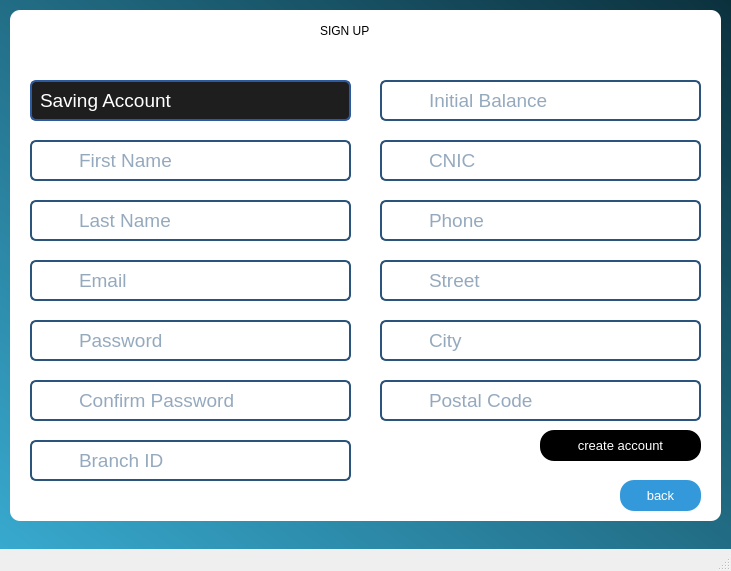
MuhammadUzzam/Bank_Management_System, file signupwindow.ui: the form before one commit.
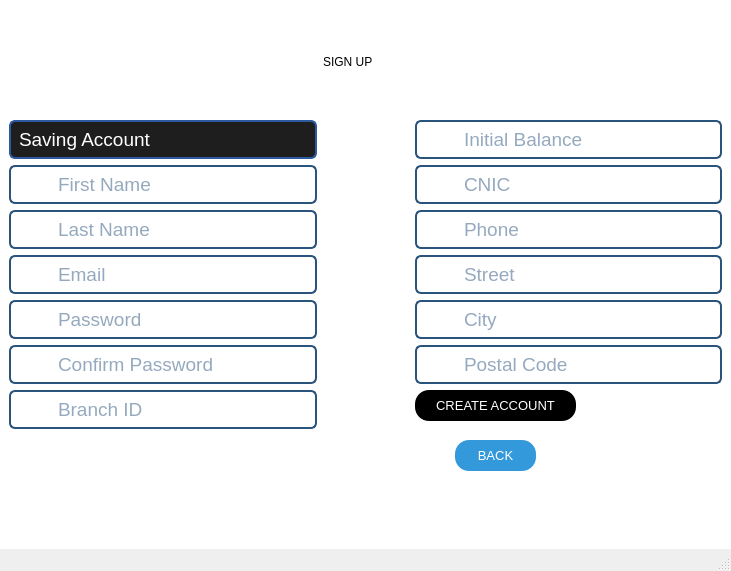
The form after the commit. Icons and pictures are not drawn.

```diff
--- a/signupwindow.ui
+++ b/signupwindow.ui
@@ -14,95 +14,15 @@
    <string>Signup </string>
   </property>
   <widget class="QWidget" name="centralwidget">
-   <widget class="QLabel" name="label">
-    <property name="geometry">
-     <rect>
-      <x>-4</x>
-      <y>-9</y>
-      <width>741</width>
-      <height>561</height>
-     </rect>
-    </property>
     <property name="styleSheet">
-     <string notr="true">QLabel{
-background:qlineargradient(x1:1,y1:0,x2:0,y2:1,stop:0#0b2f3b,stop:1#38aacf);
-}</string>
-    </property>
-    <property name="text">
-     <string/>
-    </property>
-   </widget>
-   <widget class="QLabel" name="label_3">
-    <property name="geometry">
-     <rect>
-      <x>10</x>
-      <y>10</y>
-      <width>711</width>
-      <height>511</height>
-     </rect>
-    </property>
-    <property name="font">
-     <font>
-      <family>Microsoft Sans Serif</family>
-      <pointsize>14</pointsize>
-     </font>
-    </property>
-    <property name="styleSheet">
-     <string notr="true">QLabel{
-background-color:white;
-border-radius:10px;
-}
+    <string notr="true">background-color:white;
 </string>
     </property>
-    <property name="text">
-     <string/>
-    </property>
-   </widget>
-   <widget class="QPushButton" name="backbtn">
-    <property name="geometry">
-     <rect>
-      <x>620</x>
-      <y>480</y>
-      <width>81</width>
-      <height>31</height>
-     </rect>
-    </property>
-    <property name="font">
-     <font>
-      <family>Microsoft Sans Serif</family>
-      <pointsize>10</pointsize>
-      <italic>false</italic>
-      <bold>false</bold>
-     </font>
-    </property>
-    <property name="styleSheet">
-     <string notr="true">QPushButton{
-font: 10pt &quot;Microsoft Sans Serif&quot;;
-background-color:#3499db;
-color:white;
-border-radius:14px;
-padding:7px 14px;
-}
-QPushButton:hover{
-background-color:rgb(41, 128, 185);
-}
-QPushButton:pressed{
-background-color:rgb(31, 97, 141);
-}</string>
-    </property>
-    <property name="text">
-     <string>back</string>
-    </property>
-   </widget>
+   <layout class="QVBoxLayout" name="verticalLayout">
+    <item>
+     <layout class="QGridLayout" name="gridLayout">
+      <item row="0" column="1" colspan="3">
    <widget class="QLabel" name="label_4">
-    <property name="geometry">
-     <rect>
-      <x>320</x>
-      <y>20</y>
-      <width>161</width>
-      <height>21</height>
-     </rect>
-    </property>
     <property name="styleSheet">
      <string notr="true">QLabel{
 background-color:white;
@@ -113,15 +33,113 @@
      <string>SIGN UP</string>
     </property>
    </widget>
+      </item>
+      <item row="6" column="3">
+       <widget class="QLineEdit" name="postalcode">
+        <property name="font">
+         <font>
+          <family>Microsoft Sans Serif</family>
+          <pointsize>14</pointsize>
+         </font>
+        </property>
+        <property name="styleSheet">
+         <string notr="true">QLineEdit{
+
+background-color: rgb(255, 255, 255);
+color:rgb(43, 84, 125);
+border:2px solid rgb(43, 84, 125);
+padding:5px;
+padding-left:45px;
+border-radius:6px;
+}
+QLineEdit:hover{
+border:2px solid rgb(29, 61, 92);
+background-color:rgb(226, 230, 235);
+}
+QLineEdit:focus{
+border:2px solid rgb(0, 0, 119);
+background-color:white;
+outline:none;
+}</string>
+        </property>
+        <property name="text">
+         <string/>
+        </property>
+        <property name="placeholderText">
+         <string>Postal Code</string>
+        </property>
+       </widget>
+      </item>
+      <item row="8" column="0">
+       <spacer name="verticalSpacer">
+        <property name="orientation">
+         <enum>Qt::Orientation::Vertical</enum>
+        </property>
+        <property name="sizeType">
+         <enum>QSizePolicy::Policy::Expanding</enum>
+        </property>
+        <property name="sizeHint" stdset="0">
+         <size>
+          <width>20</width>
+          <height>40</height>
+         </size>
+        </property>
+       </spacer>
+      </item>
+      <item row="2" column="2">
+       <spacer name="horizontalSpacer">
+        <property name="orientation">
+         <enum>Qt::Orientation::Horizontal</enum>
+        </property>
+        <property name="sizeType">
+         <enum>QSizePolicy::Policy::Maximum</enum>
+        </property>
+        <property name="sizeHint" stdset="0">
+         <size>
+          <width>40</width>
+          <height>20</height>
+         </size>
+        </property>
+       </spacer>
+      </item>
+      <item row="1" column="3">
+       <widget class="QLineEdit" name="initialbalance">
+        <property name="font">
+         <font>
+          <family>Microsoft Sans Serif</family>
+          <pointsize>14</pointsize>
+         </font>
+        </property>
+        <property name="styleSheet">
+         <string notr="true">QLineEdit{
+
+background-color: rgb(255, 255, 255);
+color:rgb(43, 84, 125);
+border:2px solid rgb(43, 84, 125);
+padding:5px;
+padding-left:45px;
+border-radius:6px;
+}
+QLineEdit:hover{
+border:2px solid rgb(29, 61, 92);
+background-color:rgb(226, 230, 235);
+}
+QLineEdit:focus{
+border:2px solid rgb(0, 0, 119);
+background-color:white;
+outline:none;
+}</string>
+        </property>
+        <property name="text">
+         <string/>
+        </property>
+        <property name="placeholderText">
+         <string>Initial Balance</string>
+        </property>
+       </widget>
+      </item>
+      <item row="2" column="0">
    <widget class="QLineEdit" name="firstname">
-    <property name="geometry">
-     <rect>
-      <x>30</x>
-      <y>140</y>
-      <width>321</width>
-      <height>41</height>
-     </rect>
-    </property>
     <property name="font">
      <font>
       <family>Microsoft Sans Serif</family>
@@ -155,15 +173,9 @@
      <string>First Name</string>
     </property>
    </widget>
-   <widget class="QLineEdit" name="confirmpassword">
-    <property name="geometry">
-     <rect>
-      <x>30</x>
-      <y>380</y>
-      <width>321</width>
-      <height>41</height>
-     </rect>
-    </property>
+      </item>
+      <item row="5" column="3">
+       <widget class="QLineEdit" name="city">
     <property name="font">
      <font>
       <family>Microsoft Sans Serif</family>
@@ -197,63 +209,12 @@
      <enum>QLineEdit::EchoMode::Password</enum>
     </property>
     <property name="placeholderText">
-     <string>Confirm Password</string>
-    </property>
-   </widget>
-   <widget class="QLineEdit" name="password">
-    <property name="geometry">
-     <rect>
-      <x>30</x>
-      <y>320</y>
-      <width>321</width>
-      <height>41</height>
-     </rect>
-    </property>
-    <property name="font">
-     <font>
-      <family>Microsoft Sans Serif</family>
-      <pointsize>14</pointsize>
-     </font>
-    </property>
-    <property name="styleSheet">
-     <string notr="true">QLineEdit{
-
-background-color: rgb(255, 255, 255);
-color:rgb(43, 84, 125);
-border:2px solid rgb(43, 84, 125);
-padding:5px;
-border-radius:6px;
-padding-left:45px;
-}
-QLineEdit:hover{
-border:2px solid rgb(29, 61, 92);
-background-color:rgb(226, 230, 235);
-}
-QLineEdit:focus{
-border:2px solid rgb(0, 0, 119);
-background-color:white;
-outline:none;
-}</string>
-    </property>
-    <property name="text">
-     <string/>
-    </property>
-    <property name="echoMode">
-     <enum>QLineEdit::EchoMode::Password</enum>
-    </property>
-    <property name="placeholderText">
-     <string>Password</string>
-    </property>
-   </widget>
+         <string>City</string>
+        </property>
+       </widget>
+      </item>
+      <item row="4" column="0">
    <widget class="QLineEdit" name="email">
-    <property name="geometry">
-     <rect>
-      <x>30</x>
-      <y>260</y>
-      <width>321</width>
-      <height>41</height>
-     </rect>
-    </property>
     <property name="font">
      <font>
       <family>Microsoft Sans Serif</family>
@@ -287,57 +248,9 @@
      <string>Email</string>
     </property>
    </widget>
-   <widget class="QLineEdit" name="initialbalance">
-    <property name="geometry">
-     <rect>
-      <x>380</x>
-      <y>80</y>
-      <width>321</width>
-      <height>41</height>
-     </rect>
-    </property>
-    <property name="font">
-     <font>
-      <family>Microsoft Sans Serif</family>
-      <pointsize>14</pointsize>
-     </font>
-    </property>
-    <property name="styleSheet">
-     <string notr="true">QLineEdit{
-
-background-color: rgb(255, 255, 255);
-color:rgb(43, 84, 125);
-border:2px solid rgb(43, 84, 125);
-padding:5px;
-padding-left:45px;
-border-radius:6px;
-}
-QLineEdit:hover{
-border:2px solid rgb(29, 61, 92);
-background-color:rgb(226, 230, 235);
-}
-QLineEdit:focus{
-border:2px solid rgb(0, 0, 119);
-background-color:white;
-outline:none;
-}</string>
-    </property>
-    <property name="text">
-     <string/>
-    </property>
-    <property name="placeholderText">
-     <string>Initial Balance</string>
-    </property>
-   </widget>
+      </item>
+      <item row="1" column="0">
    <widget class="QComboBox" name="acctype">
-    <property name="geometry">
-     <rect>
-      <x>30</x>
-      <y>80</y>
-      <width>321</width>
-      <height>41</height>
-     </rect>
-    </property>
     <property name="font">
      <font>
       <family>Microsoft Sans Serif</family>
@@ -388,312 +301,9 @@
      </property>
     </item>
    </widget>
-   <widget class="QPushButton" name="createbtn">
-    <property name="geometry">
-     <rect>
-      <x>540</x>
-      <y>430</y>
-      <width>161</width>
-      <height>31</height>
-     </rect>
-    </property>
-    <property name="font">
-     <font>
-      <family>Microsoft Sans Serif</family>
-      <pointsize>10</pointsize>
-      <italic>false</italic>
-      <bold>false</bold>
-     </font>
-    </property>
-    <property name="styleSheet">
-     <string notr="true">QPushButton{
-font: 10pt &quot;Microsoft Sans Serif&quot;;
-background-color:BLACK;
-color:white;
-border-radius:14px;
-padding:7px 14px;
-}
-QPushButton:hover{
-background-color:grey;
-}
-QPushButton:pressed{
-background-color:grey;
-}</string>
-    </property>
-    <property name="text">
-     <string>create account</string>
-    </property>
-   </widget>
-   <widget class="QLabel" name="label_5">
-    <property name="geometry">
-     <rect>
-      <x>40</x>
-      <y>150</y>
-      <width>21</width>
-      <height>21</height>
-     </rect>
-    </property>
-    <property name="styleSheet">
-     <string notr="true">background-color:none;</string>
-    </property>
-    <property name="text">
-     <string/>
-    </property>
-    <property name="pixmap">
-     <pixmap resource="images.qrc">:/new/prefix1/images/signup_username_icon.png</pixmap>
-    </property>
-    <property name="scaledContents">
-     <bool>true</bool>
-    </property>
-   </widget>
-   <widget class="QLabel" name="label_6">
-    <property name="geometry">
-     <rect>
-      <x>40</x>
-      <y>270</y>
-      <width>21</width>
-      <height>21</height>
-     </rect>
-    </property>
-    <property name="styleSheet">
-     <string notr="true">background-color:none;</string>
-    </property>
-    <property name="text">
-     <string/>
-    </property>
-    <property name="pixmap">
-     <pixmap resource="images.qrc">:/new/prefix1/images/signup_email_icon.png</pixmap>
-    </property>
-    <property name="scaledContents">
-     <bool>true</bool>
-    </property>
-   </widget>
-   <widget class="QLabel" name="label_7">
-    <property name="geometry">
-     <rect>
-      <x>40</x>
-      <y>330</y>
-      <width>20</width>
-      <height>20</height>
-     </rect>
-    </property>
-    <property name="styleSheet">
-     <string notr="true">background-color:none;</string>
-    </property>
-    <property name="text">
-     <string/>
-    </property>
-    <property name="pixmap">
-     <pixmap resource="images.qrc">:/new/prefix1/images/signup_password_icon.png</pixmap>
-    </property>
-    <property name="scaledContents">
-     <bool>true</bool>
-    </property>
-   </widget>
-   <widget class="QLabel" name="label_8">
-    <property name="geometry">
-     <rect>
-      <x>40</x>
-      <y>390</y>
-      <width>21</width>
-      <height>21</height>
-     </rect>
-    </property>
-    <property name="styleSheet">
-     <string notr="true">background-color:none;</string>
-    </property>
-    <property name="text">
-     <string/>
-    </property>
-    <property name="pixmap">
-     <pixmap resource="images.qrc">:/new/prefix1/images/signup_confirm_pass_icon.png</pixmap>
-    </property>
-    <property name="scaledContents">
-     <bool>true</bool>
-    </property>
-   </widget>
-   <widget class="QLabel" name="label_9">
-    <property name="geometry">
-     <rect>
-      <x>390</x>
-      <y>90</y>
-      <width>21</width>
-      <height>21</height>
-     </rect>
-    </property>
-    <property name="styleSheet">
-     <string notr="true">background-color:none;</string>
-    </property>
-    <property name="text">
-     <string/>
-    </property>
-    <property name="pixmap">
-     <pixmap resource="images.qrc">:/new/prefix1/images/signup_balance_icon.png</pixmap>
-    </property>
-    <property name="scaledContents">
-     <bool>true</bool>
-    </property>
-   </widget>
-   <widget class="QLineEdit" name="city">
-    <property name="geometry">
-     <rect>
-      <x>380</x>
-      <y>320</y>
-      <width>321</width>
-      <height>41</height>
-     </rect>
-    </property>
-    <property name="font">
-     <font>
-      <family>Microsoft Sans Serif</family>
-      <pointsize>14</pointsize>
-     </font>
-    </property>
-    <property name="styleSheet">
-     <string notr="true">QLineEdit{
-
-background-color: rgb(255, 255, 255);
-color:rgb(43, 84, 125);
-border:2px solid rgb(43, 84, 125);
-padding:5px;
-border-radius:6px;
-padding-left:45px;
-}
-QLineEdit:hover{
-border:2px solid rgb(29, 61, 92);
-background-color:rgb(226, 230, 235);
-}
-QLineEdit:focus{
-border:2px solid rgb(0, 0, 119);
-background-color:white;
-outline:none;
-}</string>
-    </property>
-    <property name="text">
-     <string/>
-    </property>
-    <property name="echoMode">
-     <enum>QLineEdit::EchoMode::Password</enum>
-    </property>
-    <property name="placeholderText">
-     <string>City</string>
-    </property>
-   </widget>
-   <widget class="QLineEdit" name="postalcode">
-    <property name="geometry">
-     <rect>
-      <x>380</x>
-      <y>380</y>
-      <width>321</width>
-      <height>41</height>
-     </rect>
-    </property>
-    <property name="font">
-     <font>
-      <family>Microsoft Sans Serif</family>
-      <pointsize>14</pointsize>
-     </font>
-    </property>
-    <property name="styleSheet">
-     <string notr="true">QLineEdit{
-
-background-color: rgb(255, 255, 255);
-color:rgb(43, 84, 125);
-border:2px solid rgb(43, 84, 125);
-padding:5px;
-padding-left:45px;
-border-radius:6px;
-}
-QLineEdit:hover{
-border:2px solid rgb(29, 61, 92);
-background-color:rgb(226, 230, 235);
-}
-QLineEdit:focus{
-border:2px solid rgb(0, 0, 119);
-background-color:white;
-outline:none;
-}</string>
-    </property>
-    <property name="text">
-     <string/>
-    </property>
-    <property name="placeholderText">
-     <string>Postal Code</string>
-    </property>
-   </widget>
-   <widget class="QLabel" name="label_10">
-    <property name="geometry">
-     <rect>
-      <x>390</x>
-      <y>210</y>
-      <width>20</width>
-      <height>20</height>
-     </rect>
-    </property>
-    <property name="styleSheet">
-     <string notr="true">background-color:none;</string>
-    </property>
-    <property name="text">
-     <string/>
-    </property>
-    <property name="pixmap">
-     <pixmap resource="images.qrc">:/new/prefix1/images/signup_password_icon.png</pixmap>
-    </property>
-    <property name="scaledContents">
-     <bool>true</bool>
-    </property>
-   </widget>
-   <widget class="QLineEdit" name="cnic">
-    <property name="geometry">
-     <rect>
-      <x>380</x>
-      <y>140</y>
-      <width>321</width>
-      <height>41</height>
-     </rect>
-    </property>
-    <property name="font">
-     <font>
-      <family>Microsoft Sans Serif</family>
-      <pointsize>14</pointsize>
-     </font>
-    </property>
-    <property name="styleSheet">
-     <string notr="true">QLineEdit{
-
-background-color: rgb(255, 255, 255);
-color:rgb(43, 84, 125);
-border:2px solid rgb(43, 84, 125);
-padding:5px;
-border-radius:6px;
-padding-left:45px;
-}
-QLineEdit:hover{
-border:2px solid rgb(29, 61, 92);
-background-color:rgb(226, 230, 235);
-}
-QLineEdit:focus{
-border:2px solid rgb(0, 0, 119);
-background-color:white;
-outline:none;
-}</string>
-    </property>
-    <property name="text">
-     <string/>
-    </property>
-    <property name="placeholderText">
-     <string>CNIC</string>
-    </property>
-   </widget>
+      </item>
+      <item row="4" column="3">
    <widget class="QLineEdit" name="street">
-    <property name="geometry">
-     <rect>
-      <x>380</x>
-      <y>260</y>
-      <width>321</width>
-      <height>41</height>
-     </rect>
-    </property>
     <property name="font">
      <font>
       <family>Microsoft Sans Serif</family>
@@ -730,59 +340,9 @@
      <string>Street</string>
     </property>
    </widget>
-   <widget class="QLabel" name="label_11">
-    <property name="geometry">
-     <rect>
-      <x>390</x>
-      <y>330</y>
-      <width>21</width>
-      <height>21</height>
-     </rect>
-    </property>
-    <property name="styleSheet">
-     <string notr="true">background-color:none;</string>
-    </property>
-    <property name="text">
-     <string/>
-    </property>
-    <property name="pixmap">
-     <pixmap resource="images.qrc">:/new/prefix1/images/signup_city_icon.png</pixmap>
-    </property>
-    <property name="scaledContents">
-     <bool>true</bool>
-    </property>
-   </widget>
-   <widget class="QLabel" name="label_12">
-    <property name="geometry">
-     <rect>
-      <x>390</x>
-      <y>390</y>
-      <width>21</width>
-      <height>21</height>
-     </rect>
-    </property>
-    <property name="styleSheet">
-     <string notr="true">background-color:none;</string>
-    </property>
-    <property name="text">
-     <string/>
-    </property>
-    <property name="pixmap">
-     <pixmap resource="images.qrc">:/new/prefix1/images/signup_postal_code_icon.png</pixmap>
-    </property>
-    <property name="scaledContents">
-     <bool>true</bool>
-    </property>
-   </widget>
-   <widget class="QLineEdit" name="phone">
-    <property name="geometry">
-     <rect>
-      <x>380</x>
-      <y>200</y>
-      <width>321</width>
-      <height>41</height>
-     </rect>
-    </property>
+      </item>
+      <item row="6" column="0">
+       <widget class="QLineEdit" name="confirmpassword">
     <property name="font">
      <font>
       <family>Microsoft Sans Serif</family>
@@ -812,85 +372,32 @@
     <property name="text">
      <string/>
     </property>
+        <property name="echoMode">
+         <enum>QLineEdit::EchoMode::Password</enum>
+        </property>
     <property name="placeholderText">
-     <string>Phone</string>
-    </property>
-   </widget>
-   <widget class="QLabel" name="label_13">
-    <property name="geometry">
-     <rect>
-      <x>390</x>
-      <y>210</y>
-      <width>21</width>
-      <height>21</height>
-     </rect>
-    </property>
-    <property name="styleSheet">
-     <string notr="true">background-color:none;</string>
-    </property>
-    <property name="text">
-     <string/>
-    </property>
-    <property name="pixmap">
-     <pixmap resource="images.qrc">:/new/prefix1/images/signup_call_no_icon.png</pixmap>
-    </property>
-    <property name="scaledContents">
-     <bool>true</bool>
-    </property>
-   </widget>
-   <widget class="QLabel" name="label_15">
-    <property name="geometry">
-     <rect>
-      <x>390</x>
-      <y>270</y>
-      <width>20</width>
+         <string>Confirm Password</string>
+        </property>
+       </widget>
+      </item>
+      <item row="2" column="1">
+       <spacer name="horizontalSpacer_2">
+        <property name="orientation">
+         <enum>Qt::Orientation::Horizontal</enum>
+        </property>
+        <property name="sizeType">
+         <enum>QSizePolicy::Policy::Minimum</enum>
+        </property>
+        <property name="sizeHint" stdset="0">
+         <size>
+          <width>40</width>
       <height>20</height>
-     </rect>
-    </property>
-    <property name="styleSheet">
-     <string notr="true">background-color:none;</string>
-    </property>
-    <property name="text">
-     <string/>
-    </property>
-    <property name="pixmap">
-     <pixmap resource="images.qrc">:/new/prefix1/images/signup_street_icon.png</pixmap>
-    </property>
-    <property name="scaledContents">
-     <bool>true</bool>
-    </property>
-   </widget>
-   <widget class="QLabel" name="label_2">
-    <property name="geometry">
-     <rect>
-      <x>390</x>
-      <y>150</y>
-      <width>21</width>
-      <height>21</height>
-     </rect>
-    </property>
-    <property name="styleSheet">
-     <string notr="true">background-color:none;</string>
-    </property>
-    <property name="text">
-     <string/>
-    </property>
-    <property name="pixmap">
-     <pixmap resource="images.qrc">:/new/prefix1/images/signup_cnic_icon.png</pixmap>
-    </property>
-    <property name="scaledContents">
-     <bool>true</bool>
-    </property>
-   </widget>
+         </size>
+        </property>
+       </spacer>
+      </item>
+      <item row="3" column="0">
    <widget class="QLineEdit" name="lastname">
-    <property name="geometry">
-     <rect>
-      <x>30</x>
-      <y>200</y>
-      <width>321</width>
-      <height>41</height>
-     </rect>
-    </property>
     <property name="font">
      <font>
       <family>Microsoft Sans Serif</family>
@@ -924,37 +431,120 @@
      <string>Last Name</string>
     </property>
    </widget>
-   <widget class="QLabel" name="label_14">
-    <property name="geometry">
-     <rect>
-      <x>40</x>
-      <y>210</y>
-      <width>21</width>
-      <height>21</height>
-     </rect>
+      </item>
+      <item row="3" column="3">
+       <widget class="QLineEdit" name="phone">
+        <property name="font">
+         <font>
+          <family>Microsoft Sans Serif</family>
+          <pointsize>14</pointsize>
+         </font>
     </property>
     <property name="styleSheet">
-     <string notr="true">background-color:none;</string>
+         <string notr="true">QLineEdit{
+
+background-color: rgb(255, 255, 255);
+color:rgb(43, 84, 125);
+border:2px solid rgb(43, 84, 125);
+padding:5px;
+border-radius:6px;
+padding-left:45px;
+}
+QLineEdit:hover{
+border:2px solid rgb(29, 61, 92);
+background-color:rgb(226, 230, 235);
+}
+QLineEdit:focus{
+border:2px solid rgb(0, 0, 119);
+background-color:white;
+outline:none;
+}</string>
     </property>
     <property name="text">
      <string/>
     </property>
-    <property name="pixmap">
-     <pixmap resource="images.qrc">:/new/prefix1/images/signup_username_icon.png</pixmap>
-    </property>
-    <property name="scaledContents">
-     <bool>true</bool>
-    </property>
-   </widget>
+        <property name="placeholderText">
+         <string>Phone</string>
+        </property>
+       </widget>
+      </item>
+      <item row="2" column="3">
+       <widget class="QLineEdit" name="cnic">
+        <property name="font">
+         <font>
+          <family>Microsoft Sans Serif</family>
+          <pointsize>14</pointsize>
+         </font>
+        </property>
+        <property name="styleSheet">
+         <string notr="true">QLineEdit{
+
+background-color: rgb(255, 255, 255);
+color:rgb(43, 84, 125);
+border:2px solid rgb(43, 84, 125);
+padding:5px;
+border-radius:6px;
+padding-left:45px;
+}
+QLineEdit:hover{
+border:2px solid rgb(29, 61, 92);
+background-color:rgb(226, 230, 235);
+}
+QLineEdit:focus{
+border:2px solid rgb(0, 0, 119);
+background-color:white;
+outline:none;
+}</string>
+        </property>
+        <property name="text">
+         <string/>
+        </property>
+        <property name="placeholderText">
+         <string>CNIC</string>
+        </property>
+       </widget>
+      </item>
+      <item row="5" column="0">
+       <widget class="QLineEdit" name="password">
+        <property name="font">
+         <font>
+          <family>Microsoft Sans Serif</family>
+          <pointsize>14</pointsize>
+         </font>
+        </property>
+        <property name="styleSheet">
+         <string notr="true">QLineEdit{
+
+background-color: rgb(255, 255, 255);
+color:rgb(43, 84, 125);
+border:2px solid rgb(43, 84, 125);
+padding:5px;
+border-radius:6px;
+padding-left:45px;
+}
+QLineEdit:hover{
+border:2px solid rgb(29, 61, 92);
+background-color:rgb(226, 230, 235);
+}
+QLineEdit:focus{
+border:2px solid rgb(0, 0, 119);
+background-color:white;
+outline:none;
+}</string>
+        </property>
+        <property name="text">
+         <string/>
+        </property>
+        <property name="echoMode">
+         <enum>QLineEdit::EchoMode::Password</enum>
+        </property>
+        <property name="placeholderText">
+         <string>Password</string>
+        </property>
+       </widget>
+      </item>
+      <item row="7" column="0">
    <widget class="QLineEdit" name="branch">
-    <property name="geometry">
-     <rect>
-      <x>30</x>
-      <y>440</y>
-      <width>321</width>
-      <height>41</height>
-     </rect>
-    </property>
     <property name="font">
      <font>
       <family>Microsoft Sans Serif</family>
@@ -991,28 +581,102 @@
      <string>Branch ID</string>
     </property>
    </widget>
-   <widget class="QLabel" name="label_16">
+      </item>
+      <item row="0" column="0">
+       <spacer name="verticalSpacer_2">
+        <property name="orientation">
+         <enum>Qt::Orientation::Vertical</enum>
+        </property>
+        <property name="sizeType">
+         <enum>QSizePolicy::Policy::MinimumExpanding</enum>
+        </property>
+        <property name="sizeHint" stdset="0">
+         <size>
+          <width>20</width>
+          <height>40</height>
+         </size>
+        </property>
+       </spacer>
+      </item>
+      <item row="7" column="3" rowspan="2">
+       <widget class="QWidget" name="widget" native="true">
+        <widget class="QPushButton" name="createbtn">
+         <property name="geometry">
+          <rect>
+           <x>0</x>
+           <y>0</y>
+           <width>161</width>
+           <height>31</height>
+          </rect>
+         </property>
+         <property name="font">
+          <font>
+           <family>Microsoft Sans Serif</family>
+           <pointsize>10</pointsize>
+           <italic>false</italic>
+           <bold>false</bold>
+          </font>
+         </property>
+         <property name="styleSheet">
+          <string notr="true">QPushButton{
+font: 10pt &quot;Microsoft Sans Serif&quot;;
+background-color:BLACK;
+color:white;
+border-radius:14px;
+padding:7px 14px;
+}
+QPushButton:hover{
+background-color:grey;
+}
+QPushButton:pressed{
+background-color:grey;
+}</string>
+         </property>
+         <property name="text">
+          <string>CREATE ACCOUNT</string>
+         </property>
+        </widget>
+        <widget class="QPushButton" name="backbtn">
     <property name="geometry">
      <rect>
       <x>40</x>
-      <y>450</y>
-      <width>21</width>
-      <height>21</height>
-     </rect>
-    </property>
+           <y>50</y>
+           <width>81</width>
+           <height>31</height>
+          </rect>
+         </property>
+         <property name="font">
+          <font>
+           <family>Microsoft Sans Serif</family>
+           <pointsize>10</pointsize>
+           <italic>false</italic>
+           <bold>false</bold>
+          </font>
+         </property>
     <property name="styleSheet">
-     <string notr="true">background-color:none;</string>
+          <string notr="true">QPushButton{
+font: 10pt &quot;Microsoft Sans Serif&quot;;
+background-color:#3499db;
+color:white;
+border-radius:14px;
+padding:7px 14px;
+}
+QPushButton:hover{
+background-color:rgb(41, 128, 185);
+}
+QPushButton:pressed{
+background-color:rgb(31, 97, 141);
+}</string>
     </property>
     <property name="text">
-     <string/>
-    </property>
-    <property name="pixmap">
-     <pixmap resource="images.qrc">:/new/prefix1/images/signup_branch_icon.png</pixmap>
-    </property>
-    <property name="scaledContents">
-     <bool>true</bool>
-    </property>
-   </widget>
+          <string>BACK</string>
+         </property>
+        </widget>
+       </widget>
+      </item>
+     </layout>
+    </item>
+   </layout>
   </widget>
   <widget class="QMenuBar" name="menubar">
    <property name="geometry">
```
Left out of the diff: 7 changed lines with no effect on the pictures. Lines whose indentation alone changed are shown as unchanged.
